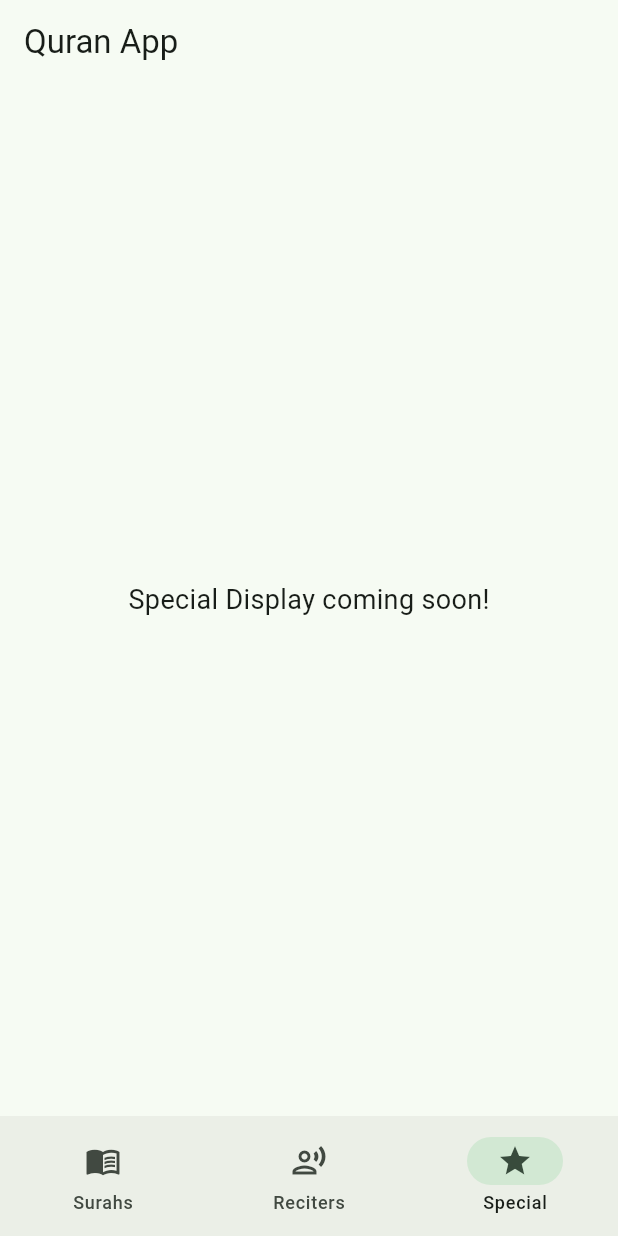
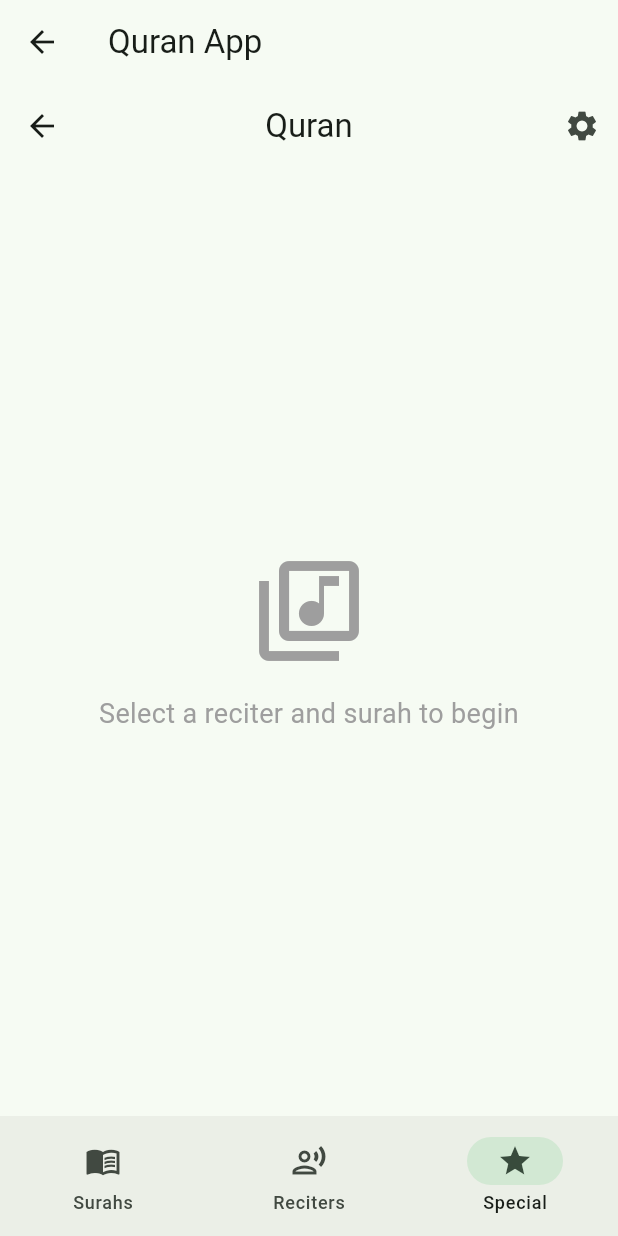
Before and after one commit to ZadeE1/Marhooma-Quran, a Flutter app: the HomeScreen screen opened directly, on a phone screen of 412 x 824 dp. Run offline on Flutter 3.47's test engine with Material 3 defaults, Android fonts, the phone set to English and light mode, and no system bars; our stand-ins replace google_fonts, just_audio; missing offline and left inert: quran; Roboto replaces fonts that are missing (Amiri).

Commit message:
Refactor main app entry point to use SpecialDisplayScreen, update Ayah model to include optional English translation, and enhance QuranTextService with a method to fetch Ayah for audio playback. Implement SpecialDisplayScreen with audio playback controls and settings for reciter and surah selection, replacing the previous placeholder screen. Update SurahTile to show selection state.

```diff
--- a/quran_app/lib/data/models/ayah.dart
+++ b/quran_app/lib/data/models/ayah.dart
@@ -4,10 +4,11 @@ class Ayah {
   final int numberInSurah;
   final int juz;
   final int page;
+  final String? englishTranslation;
 
-  Ayah({required this.number, required this.text, required this.numberInSurah, required this.juz, required this.page});
+  Ayah({required this.number, required this.text, required this.numberInSurah, required this.juz, required this.page, this.englishTranslation});
 
   factory Ayah.fromJson(Map<String, dynamic> json) {
-    return Ayah(number: json['number'], text: json['text'], numberInSurah: json['numberInSurah'], juz: json['juz'], page: json['page']);
+    return Ayah(number: json['number'], text: json['text'], numberInSurah: json['numberInSurah'], juz: json['juz'], page: json['page'], englishTranslation: json['englishTranslation']);
   }
 }
--- a/quran_app/lib/data/services/quran_text_service.dart
+++ b/quran_app/lib/data/services/quran_text_service.dart
@@ -24,7 +24,14 @@ class QuranTextService {
         numberInSurah: verseNumber,
         juz: 0,
         page: 0,
+        englishTranslation: quran.getVerseTranslation(surahNumber, verseNumber, translation: quran.Translation.enSaheeh),
       );
     });
   }
+
+  /// Returns a single [Ayah] for the given [surahNumber] and [verseNumber].
+  /// This is useful for getting specific verses during audio playback.
+  Future<Ayah> getAyah(int surahNumber, int verseNumber) async {
+    return Ayah(number: verseNumber, text: quran.getVerse(surahNumber, verseNumber, verseEndSymbol: true), numberInSurah: verseNumber, juz: 0, page: 0, englishTranslation: quran.getVerseTranslation(surahNumber, verseNumber, translation: quran.Translation.enSaheeh));
+  }
 }
--- a/quran_app/lib/main.dart
+++ b/quran_app/lib/main.dart
@@ -1,6 +1,6 @@
 import 'package:flutter/material.dart';
 import 'app_theme.dart';
-import 'ui/screens/home_screen.dart';
+import 'ui/screens/special_display_screen.dart';
 
 void main() {
   runApp(const MyApp());
@@ -11,6 +11,6 @@ class MyApp extends StatelessWidget {
 
   @override
   Widget build(BuildContext context) {
-    return MaterialApp(title: 'Quran App', theme: AppTheme.lightTheme, darkTheme: AppTheme.darkTheme, home: const HomeScreen());
+    return MaterialApp(title: 'Quran App', theme: AppTheme.lightTheme, darkTheme: AppTheme.darkTheme, home: const SpecialDisplayScreen());
   }
 }
--- a/quran_app/lib/ui/screens/special_display_screen.dart
+++ b/quran_app/lib/ui/screens/special_display_screen.dart
@@ -1,15 +1,141 @@
 import 'package:flutter/material.dart';
+import '../../data/models/ayah.dart';
+import '../../data/models/reciter.dart';
+import '../../data/models/surah.dart';
+import '../../data/services/audio_player_service.dart';
+import '../../data/services/quran_text_service.dart';
+import '../widgets/settings_modal.dart';
+import '../widgets/current_verse_display.dart';
 
-/// A placeholder screen for the upcoming "Special Display" feature.
+/// The main and only screen of the app - displays the current verse
+/// with settings to select reciter and surah.
 ///
-/// Currently shows an empty state message. Replace this with real
-/// content when the feature requirements are finalized.
-class SpecialDisplayScreen extends StatelessWidget {
+/// This screen replaces the previous tab-based navigation structure
+/// and focuses on a single, centered verse display experience.
+class SpecialDisplayScreen extends StatefulWidget {
   const SpecialDisplayScreen({super.key});
 
   @override
+  State<SpecialDisplayScreen> createState() => _SpecialDisplayScreenState();
+}
+
+class _SpecialDisplayScreenState extends State<SpecialDisplayScreen> {
+  // Services for audio and text functionality
+  final QuranAudioPlayer _audioService = QuranAudioPlayer();
+  final QuranTextService _textService = QuranTextService();
+
+  // Current state
+  Reciter? _selectedReciter;
+  Surah? _selectedSurah;
+  Ayah? _currentAyah;
+  bool _isPlaying = false;
+
+  @override
+  void initState() {
+    super.initState();
+    _setupAudioListeners();
+  }
+
+  /// Sets up stream listeners for audio playback state.
+  void _setupAudioListeners() {
+    // Listen for current ayah changes
+    _audioService.currentAyahStream.listen((ayahNumber) async {
+      if (ayahNumber != null && _selectedSurah != null) {
+        // Fetch the current ayah with translation
+        final ayah = await _textService.getAyah(_selectedSurah!.number, ayahNumber);
+        setState(() {
+          _currentAyah = ayah;
+        });
+      } else {
+        setState(() {
+          _currentAyah = null;
+        });
+      }
+    });
+
+    // Listen for playing state changes
+    _audioService.playingStream.listen((playing) {
+      setState(() {
+        _isPlaying = playing;
+      });
+    });
+  }
+
+  /// Handles the completion of reciter and surah selection from the modal.
+  void _onSelectionComplete(Reciter reciter, Surah surah) {
+    setState(() {
+      _selectedReciter = reciter;
+      _selectedSurah = surah;
+    });
+
+    // Start playing the surah from the beginning
+    _startPlayback();
+  }
+
+  /// Starts audio playback of the selected surah.
+  Future<void> _startPlayback() async {
+    if (_selectedReciter != null && _selectedSurah != null) {
+      await _audioService.playSurah(surah: _selectedSurah!, reciter: _selectedReciter!);
+    }
+  }
+
+  /// Shows the settings modal for reciter and surah selection.
+  void _showSettingsModal() {
+    showDialog(context: context, builder: (context) => SettingsModal(selectedReciter: _selectedReciter, selectedSurah: _selectedSurah, onSelectionComplete: _onSelectionComplete));
+  }
+
+  @override
+  void dispose() {
+    _audioService.dispose();
+    super.dispose();
+  }
+
+  @override
   Widget build(BuildContext context) {
-    // Using Center ensures the message is nicely positioned regardless of screen size.
-    return const Center(child: Text('Special Display coming soon!'));
+    return Scaffold(
+      appBar: AppBar(
+        title: const Text('Quran'),
+        centerTitle: true,
+        actions: [
+          // Settings dial button to open the modal
+          IconButton(icon: const Icon(Icons.settings), onPressed: _showSettingsModal, tooltip: 'Select Reciter & Surah'),
+        ],
+      ),
+      body: CurrentVerseDisplay(currentAyah: _currentAyah, currentSurah: _selectedSurah, isPlaying: _isPlaying),
+      // Audio controls when something is playing
+      bottomNavigationBar:
+          _currentAyah != null && _selectedSurah != null
+              ? Container(
+                padding: const EdgeInsets.all(16),
+                decoration: BoxDecoration(color: Theme.of(context).colorScheme.surface, border: Border(top: BorderSide(color: Theme.of(context).colorScheme.outline.withOpacity(0.2)))),
+                child: Row(
+                  mainAxisAlignment: MainAxisAlignment.spaceEvenly,
+                  children: [
+                    // Stop button
+                    IconButton(
+                      icon: const Icon(Icons.stop),
+                      iconSize: 32,
+                      onPressed: () async {
+                        await _audioService.stop();
+                      },
+                    ),
+                    // Play/Pause button
+                    IconButton(
+                      icon: Icon(_isPlaying ? Icons.pause_circle : Icons.play_circle, size: 48),
+                      onPressed: () async {
+                        if (_isPlaying) {
+                          await _audioService.pause();
+                        } else {
+                          await _audioService.play();
+                        }
+                      },
+                    ),
+                    // Settings button
+                    IconButton(icon: const Icon(Icons.tune), iconSize: 32, onPressed: _showSettingsModal),
+                  ],
+                ),
+              )
+              : null,
+    );
   }
 }
--- /dev/null
+++ b/quran_app/lib/ui/widgets/current_verse_display.dart
@@ -0,0 +1,55 @@
+import 'package:flutter/material.dart';
+import '../../data/models/ayah.dart';
+import '../../data/models/surah.dart';
+import '../../app_theme.dart';
+
+/// Displays the currently playing verse in the center of the screen.
+///
+/// Shows Arabic text prominently with English translation below.
+/// This component focuses purely on presentation without any audio logic.
+class CurrentVerseDisplay extends StatelessWidget {
+  final Ayah? currentAyah;
+  final Surah? currentSurah;
+  final bool isPlaying;
+
+  const CurrentVerseDisplay({super.key, this.currentAyah, this.currentSurah, this.isPlaying = false});
+
+  @override
+  Widget build(BuildContext context) {
+    // If no verse is selected or playing, show placeholder
+    if (currentAyah == null || currentSurah == null) {
+      return const Center(child: Column(mainAxisAlignment: MainAxisAlignment.center, children: [Icon(Icons.library_music_outlined, size: 80, color: Colors.grey), SizedBox(height: 16), Text('Select a reciter and surah to begin', style: TextStyle(fontSize: 18, color: Colors.grey), textAlign: TextAlign.center)]));
+    }
+
+    final theme = Theme.of(context);
+    final colorScheme = theme.colorScheme;
+
+    return Center(
+      child: Padding(
+        padding: const EdgeInsets.all(AppTheme.spaceL),
+        child: Column(
+          mainAxisAlignment: MainAxisAlignment.center,
+          children: [
+            // Surah and verse information
+            Container(padding: const EdgeInsets.symmetric(horizontal: AppTheme.spaceM, vertical: AppTheme.spaceS), decoration: BoxDecoration(color: colorScheme.primaryContainer, borderRadius: BorderRadius.circular(20)), child: Text('${currentSurah!.name} - Verse ${currentAyah!.numberInSurah}', style: theme.textTheme.titleMedium?.copyWith(color: colorScheme.onPrimaryContainer, fontWeight: FontWeight.w600))),
+
+            const SizedBox(height: AppTheme.spaceXl),
+
+            // Arabic text - main focus
+            Container(width: double.infinity, padding: const EdgeInsets.all(AppTheme.spaceL), decoration: BoxDecoration(color: colorScheme.surface, borderRadius: BorderRadius.circular(16), border: Border.all(color: colorScheme.outline.withOpacity(0.2)), boxShadow: [BoxShadow(color: colorScheme.shadow.withOpacity(0.1), blurRadius: 8, offset: const Offset(0, 2))]), child: Text(currentAyah!.text, style: theme.textTheme.headlineMedium?.copyWith(fontSize: 28, height: 1.8, fontWeight: FontWeight.w500), textAlign: TextAlign.center, textDirection: TextDirection.rtl)),
+
+            const SizedBox(height: AppTheme.spaceL),
+
+            // English translation
+            if (currentAyah!.englishTranslation != null) Container(width: double.infinity, padding: const EdgeInsets.all(AppTheme.spaceM), decoration: BoxDecoration(color: colorScheme.secondaryContainer.withOpacity(0.3), borderRadius: BorderRadius.circular(12)), child: Text(currentAyah!.englishTranslation!, style: theme.textTheme.bodyLarge?.copyWith(fontSize: 16, height: 1.6, color: colorScheme.onSurface.withOpacity(0.8)), textAlign: TextAlign.center)),
+
+            const SizedBox(height: AppTheme.spaceXl),
+
+            // Playing indicator
+            if (isPlaying) Container(padding: const EdgeInsets.symmetric(horizontal: AppTheme.spaceM, vertical: AppTheme.spaceS), decoration: BoxDecoration(color: colorScheme.primary.withOpacity(0.1), borderRadius: BorderRadius.circular(20)), child: Row(mainAxisSize: MainAxisSize.min, children: [Icon(Icons.volume_up, color: colorScheme.primary, size: 20), const SizedBox(width: 8), Text('Now Playing', style: theme.textTheme.bodyMedium?.copyWith(color: colorScheme.primary, fontWeight: FontWeight.w600))])),
+          ],
+        ),
+      ),
+    );
+  }
+}
--- a/quran_app/lib/ui/widgets/surah_tile.dart
+++ b/quran_app/lib/ui/widgets/surah_tile.dart
@@ -3,17 +3,18 @@ import '../../data/models/surah.dart';
 import '../../app_theme.dart';
 
 /// A reusable tile displaying a Surah with its number, name and ayah count.
-/// Tapping the tile triggers [onTap].
+/// Tapping the tile triggers [onTap]. Shows selection state when [selected] is true.
 class SurahTile extends StatelessWidget {
   final Surah surah;
+  final bool selected;
   final VoidCallback onTap;
 
-  const SurahTile({super.key, required this.surah, required this.onTap});
+  const SurahTile({super.key, required this.surah, this.selected = false, required this.onTap});
 
   @override
   Widget build(BuildContext context) {
     final colorScheme = Theme.of(context).colorScheme;
 
-    return Card(margin: const EdgeInsets.symmetric(horizontal: AppTheme.spaceM, vertical: AppTheme.spaceS), elevation: 2, child: ListTile(onTap: onTap, leading: CircleAvatar(backgroundColor: colorScheme.secondaryContainer, foregroundColor: colorScheme.onSecondaryContainer, child: Text(surah.number.toString(), style: Theme.of(context).textTheme.labelLarge)), title: Text(surah.name, style: Theme.of(context).textTheme.titleMedium), subtitle: Text('Ayahs: ${surah.ayahCount}', style: Theme.of(context).textTheme.bodySmall), trailing: const Icon(Icons.chevron_right)));
+    return Card(margin: const EdgeInsets.symmetric(horizontal: AppTheme.spaceM, vertical: AppTheme.spaceS), elevation: 2, child: ListTile(onTap: onTap, selected: selected, leading: CircleAvatar(backgroundColor: colorScheme.secondaryContainer, foregroundColor: colorScheme.onSecondaryContainer, child: Text(surah.number.toString(), style: Theme.of(context).textTheme.labelLarge)), title: Text(surah.name, style: Theme.of(context).textTheme.titleMedium), subtitle: Text('Ayahs: ${surah.ayahCount}', style: Theme.of(context).textTheme.bodySmall), trailing: selected ? Icon(Icons.check_circle, color: colorScheme.primary) : const Icon(Icons.chevron_right)));
   }
 }
```
Also changed, not shown: quran_app/lib/ui/widgets/settings_modal.dart (added, +135 -0 lines), 1 other file.
